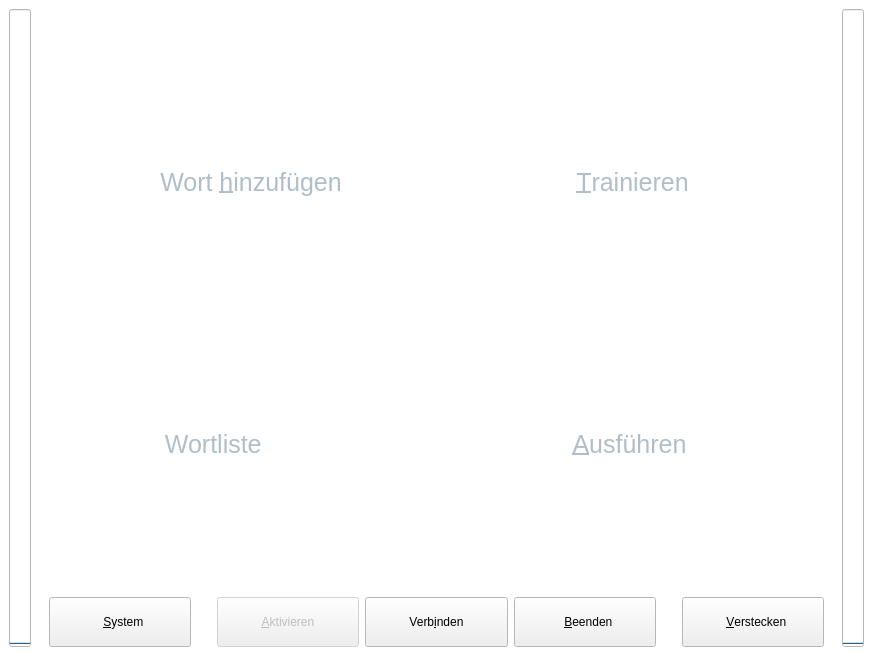
Before: the Qt Designer form ui/main.ui in KDE/simon, drawn with Qt 5.
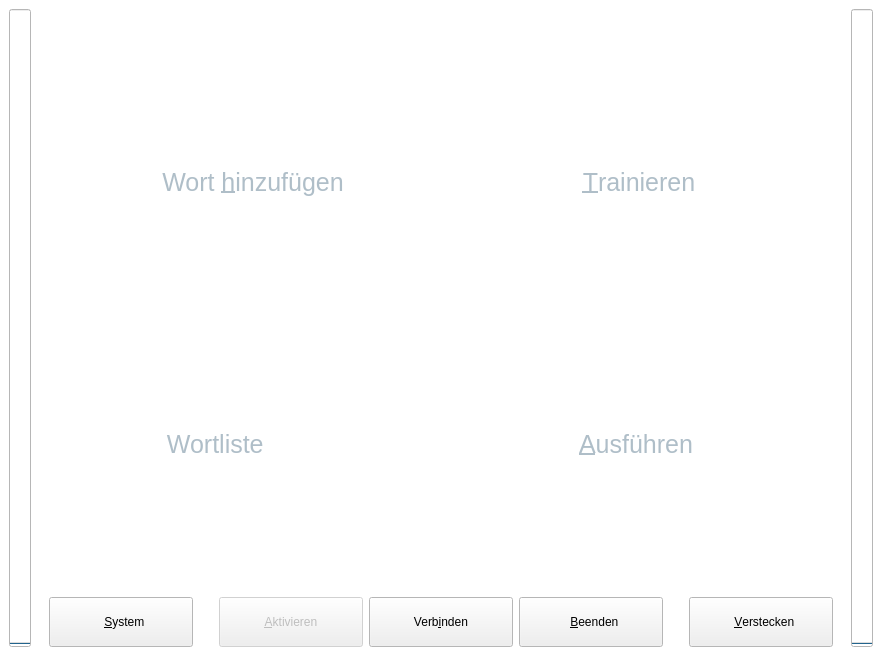
After: the same form once the commit is applied. Icons and pictures are not drawn.

```diff
--- a/ui/main.ui
+++ b/ui/main.ui
@@ -5,7 +5,7 @@
    <rect>
     <x>0</x>
     <y>0</y>
-    <width>873</width>
+    <width>882</width>
     <height>656</height>
    </rect>
   </property>
```
